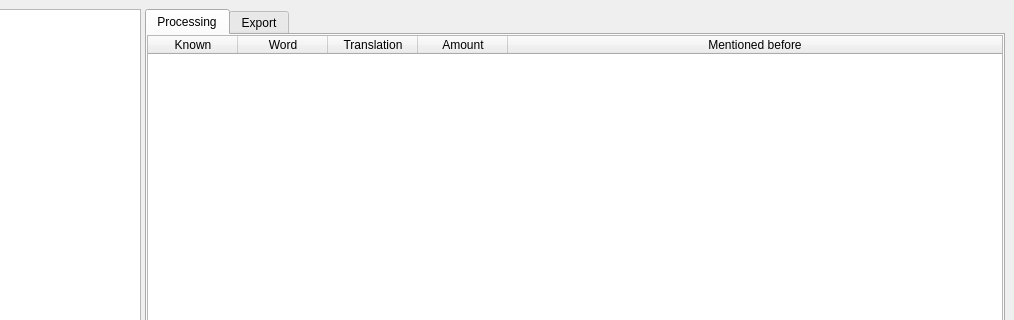
Above: GUI/fr.ui from ErFaron/PyLinguaSubtitle before the change; both pictures show x 118 to 1132 and y 0 to 320 of the 1132 by 947 pixel window. Below: the same form after it.
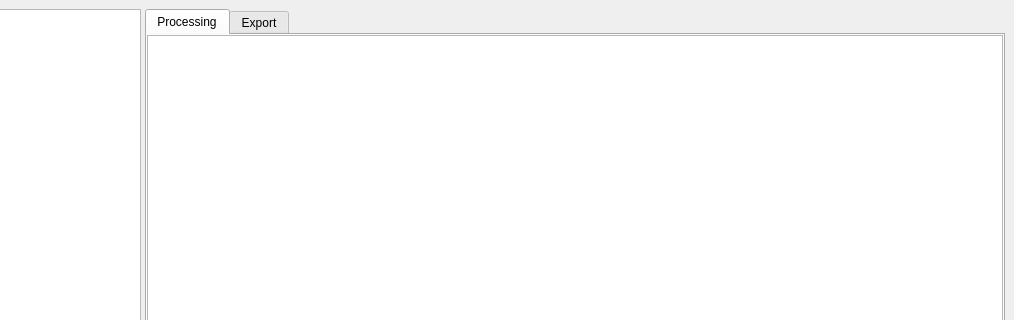
That is the form after the change.

Commit message: Usinq QTableView instead of QTableWidget

Patch:
```diff
--- a/GUI/fr.ui
+++ b/GUI/fr.ui
@@ -107,7 +107,7 @@
           <number>0</number>
          </property>
          <item>
-          <widget class="QTableWidget" name="TranslationTable">
+          <widget class="QTableView" name="TranslationTable">
            <property name="enabled">
             <bool>true</bool>
            </property>
@@ -126,52 +126,6 @@
            <property name="sortingEnabled">
             <bool>true</bool>
            </property>
-           <property name="columnCount">
-            <number>5</number>
-           </property>
-           <attribute name="horizontalHeaderVisible">
-            <bool>true</bool>
-           </attribute>
-           <attribute name="horizontalHeaderCascadingSectionResizes">
-            <bool>false</bool>
-           </attribute>
-           <attribute name="horizontalHeaderDefaultSectionSize">
-            <number>90</number>
-           </attribute>
-           <attribute name="horizontalHeaderMinimumSectionSize">
-            <number>25</number>
-           </attribute>
-           <attribute name="horizontalHeaderStretchLastSection">
-            <bool>true</bool>
-           </attribute>
-           <attribute name="verticalHeaderVisible">
-            <bool>false</bool>
-           </attribute>
-           <column>
-            <property name="text">
-             <string>Known</string>
-            </property>
-           </column>
-           <column>
-            <property name="text">
-             <string>Word</string>
-            </property>
-           </column>
-           <column>
-            <property name="text">
-             <string>Translation</string>
-            </property>
-           </column>
-           <column>
-            <property name="text">
-             <string>Amount</string>
-            </property>
-           </column>
-           <column>
-            <property name="text">
-             <string>Mentioned before</string>
-            </property>
-           </column>
           </widget>
          </item>
          <item>
```
The commit also changes 2 other files.
